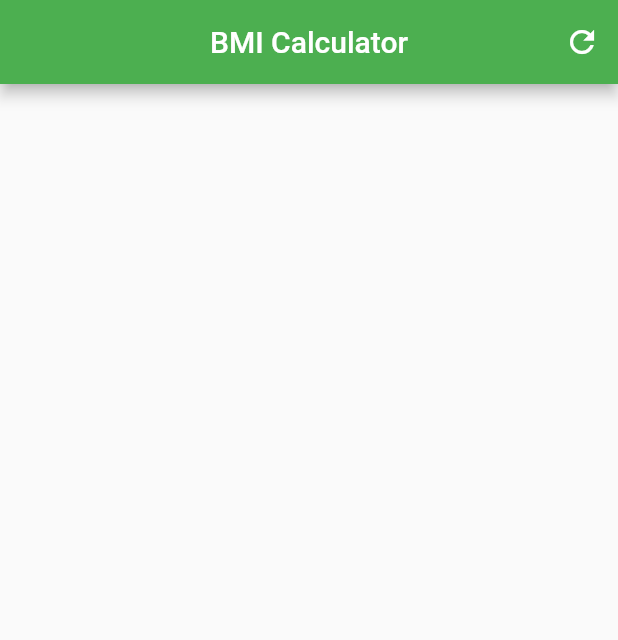
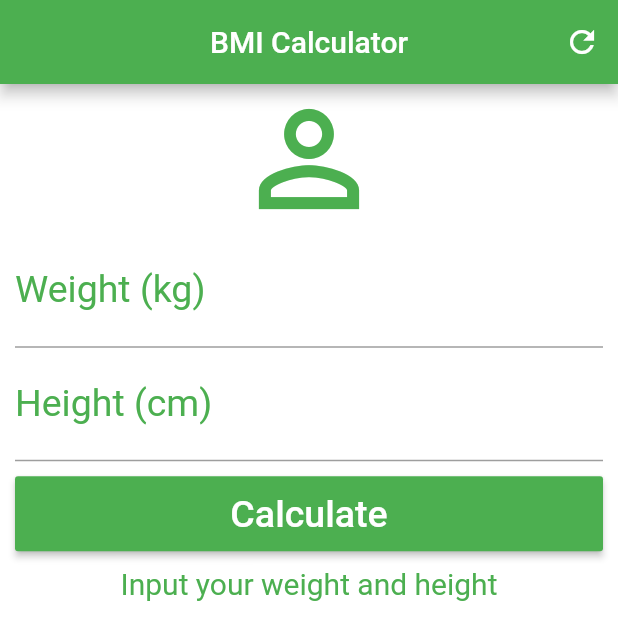
Before and after one commit to d-klotz/flutter-bmi-calculator, a Flutter app: the screen it shows after launch, on a phone screen of 412 x 824 dp. Shown: the top 640 px of the screen. Run offline on Flutter 3.47's test engine with Material 2 defaults, Android fonts, the phone set to English and light mode, and no system bars.

Commit message:
Added bmi calc

```diff
--- a/lib/main.dart
+++ b/lib/main.dart
@@ -12,6 +12,45 @@ class Home extends StatefulWidget {
 }
 
 class _HomeState extends State<Home> {
+  TextEditingController weightController = TextEditingController();
+  TextEditingController heightController = TextEditingController();
+  String _infoText = 'Input your weight and height';
+
+  GlobalKey<FormState> _formKey = GlobalKey<FormState>();
+
+  void _resetFields() {
+    weightController.text = '';
+    heightController.text = '';
+    setState(() {
+      _infoText = 'Input your weight and height';
+      _formKey = GlobalKey<FormState>();
+    });
+  }
+
+  void _calculate() {
+    setState(() {
+      double weight = double.parse(weightController.text);
+      double height = double.parse(heightController.text) / 100;
+      double bmi = weight / (height * height);
+
+      if (bmi < 18.6) {
+        _infoText =
+            'You are under your ideal weight, BMI ${bmi.toStringAsPrecision(3)}';
+      } else if (bmi >= 18.6 && bmi < 24.9) {
+        _infoText = 'You are fit, BMI ${bmi.toStringAsPrecision(3)}';
+      } else if (bmi >= 24.9 && bmi < 29.9) {
+        _infoText =
+            'You are a little over your ideal weight, BMI ${bmi.toStringAsPrecision(3)}';
+      } else if (bmi >= 29.9 && bmi < 34.9) {
+        _infoText = 'Obesity level I, BMI ${bmi.toStringAsPrecision(3)}';
+      } else if (bmi >= 34.9 && bmi < 39.9) {
+        _infoText = 'Obesity level II, BMI ${bmi.toStringAsPrecision(3)}';
+      } else if (bmi >= 40.0) {
+        _infoText = 'Obesity level III, BMI ${bmi.toStringAsPrecision(3)}';
+      }
+    });
+  }
+
   @override
   Widget build(BuildContext context) {
     return Scaffold(
@@ -24,10 +63,70 @@ class _HomeState extends State<Home> {
           actions: <Widget>[
             IconButton(
               icon: Icon(Icons.refresh),
-            onPressed: () {},
+              onPressed: _resetFields,
             )
           ],
         ),
-    );
+        backgroundColor: Colors.white,
+        body: SingleChildScrollView(
+            padding: EdgeInsets.fromLTRB(10.0, 0.0, 10.0, 0.0),
+            child: Form(
+              key: _formKey,
+              child: Column(
+                crossAxisAlignment: CrossAxisAlignment.stretch,
+                children: <Widget>[
+                  Icon(Icons.person_outline, size: 100.0, color: Colors.green),
+                  TextFormField(
+                      keyboardType: TextInputType.number,
+                      decoration: InputDecoration(
+                          labelText: 'Weight (kg)',
+                          labelStyle: TextStyle(color: Colors.green)),
+                      textAlign: TextAlign.center,
+                      style: TextStyle(color: Colors.green, fontSize: 25.0),
+                      controller: weightController,
+                      validator: (value) {
+                        if (value.isEmpty) {
+                          return 'Input your weight';
+                        }
+                        return null;
+                      }),
+                  TextFormField(
+                      keyboardType: TextInputType.number,
+                      decoration: InputDecoration(
+                          labelText: 'Height (cm)',
+                          labelStyle: TextStyle(color: Colors.green)),
+                      textAlign: TextAlign.center,
+                      style: TextStyle(color: Colors.green, fontSize: 25.0),
+                      controller: heightController,
+                      validator: (value) {
+                        if (value.isEmpty) {
+                          return 'Input your height';
+                        }
+                        return null;
+                      }),
+                  Padding(
+                    padding: EdgeInsets.only(top: 10.0, bottom: 10.0),
+                    child: Container(
+                      height: 50.0,
+                      child: RaisedButton(
+                        onPressed: () {
+                          if (_formKey.currentState.validate()) {
+                            _calculate();
+                          }
+                        },
+                        child: Text(
+                          'Calculate',
+                          style: TextStyle(color: Colors.white, fontSize: 25.0),
+                        ),
+                        color: Colors.green,
+                      ),
+                    ),
+                  ),
+                  Text(_infoText,
+                      textAlign: TextAlign.center,
+                      style: TextStyle(color: Colors.green, fontSize: 20.0))
+                ],
+              ),
+            )));
   }
 }
```
Lines whose indentation alone changed are shown as unchanged.
